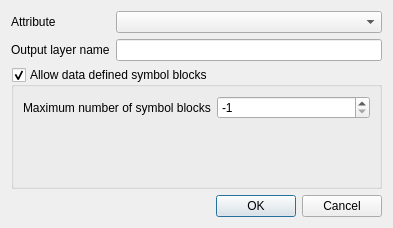
The window that src/ui/processing/qgsprocessingdxflayerdetailswidgetbase.ui (qgis/QGIS) describes before a commit, drawn with Qt 5.
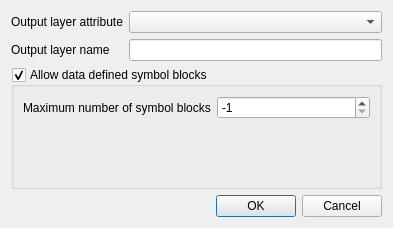
The same window after the commit. Custom widgets are drawn as their Qt base class.

Commit message: [dxf] Address review to homogenize app dialog and processing algorithm

```diff
--- a/src/ui/processing/qgsprocessingdxflayerdetailswidgetbase.ui
+++ b/src/ui/processing/qgsprocessingdxflayerdetailswidgetbase.ui
@@ -40,7 +40,7 @@
    <item row="0" column="0">
     <widget class="QLabel" name="label">
      <property name="text">
-      <string>Attribute</string>
+      <string>Output layer attribute</string>
      </property>
     </widget>
    </item>
```
